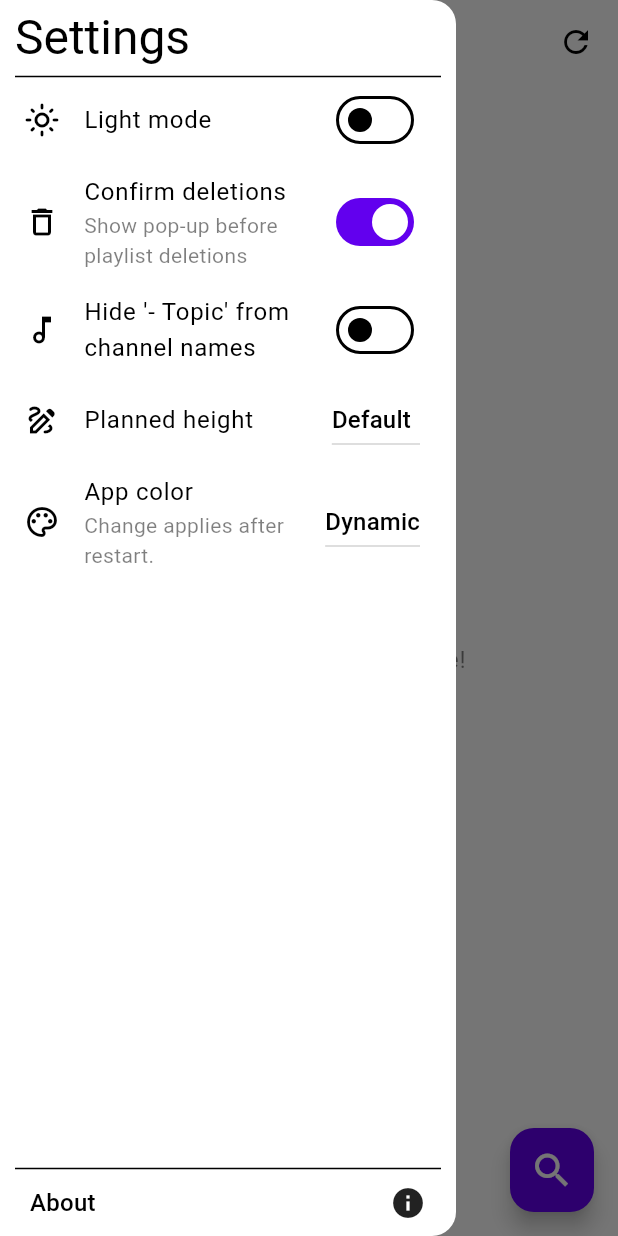
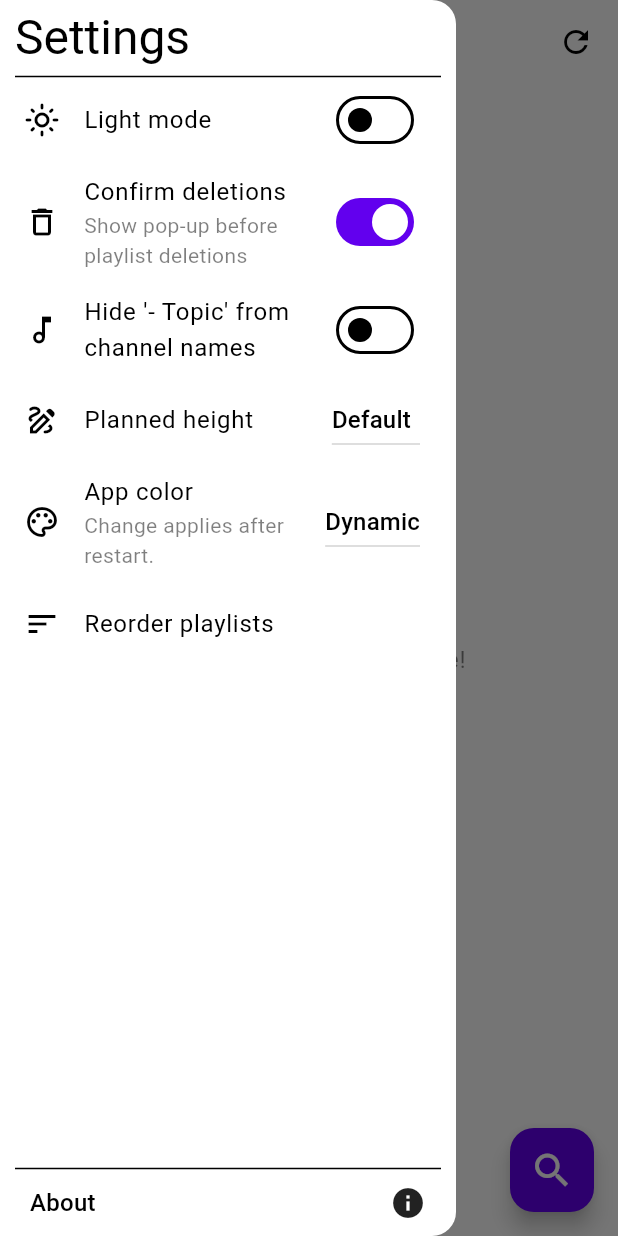
Before and after one commit to Crash285github/yt_playlists_plus, a Flutter app: the screen it shows after launch, with the side drawer open, on a phone screen of 412 x 824 dp. Run offline on Flutter 3.47's test engine with Material 2 defaults, Android fonts, the phone set to English and light mode, and no system bars; our stand-ins replace cached_network_image, shared_preferences, timeago; missing offline and left inert: youtube_explode_dart.

Commit message:
24 reorder playlists (#90)
* Planned size setting only available on mobile

* fix for reorder alignment issue

* Playlists are now reorderable

* search circular progress doesnt show progress anymore

* empty planned text positioned

* playlists cant be reordered by default, it ruins scroll

* added setting to reorder

* reorder qol

* more reorder qol

```diff
--- a/lib/pages/home_page/body.dart
+++ b/lib/pages/home_page/body.dart
@@ -4,6 +4,7 @@ import 'package:yt_playlists_plus/pages/home_page/appbar.dart';
 import 'package:yt_playlists_plus/pages/home_page/empty.dart';
 import 'package:yt_playlists_plus/pages/home_page/playlists.dart';
 import 'package:yt_playlists_plus/persistence/persistence.dart';
+import 'package:yt_playlists_plus/widgets/bottom_padding.dart';
 
 class HomePageBody extends StatelessWidget {
   const HomePageBody({super.key});
@@ -17,7 +18,10 @@ class HomePageBody extends StatelessWidget {
         const HomePageAppBar(),
         Persistence.playlists.isEmpty
             ? const HomePageEmpty()
-            : const HomePagePlaylists()
+            : const HomePagePlaylists(),
+        Persistence.playlists.isEmpty
+            ? const SliverToBoxAdapter(child: SizedBox.shrink())
+            : const SliverToBoxAdapter(child: BottomPadding())
       ],
     );
   }
--- /dev/null
+++ b/lib/pages/home_page/drawer/settings.dart/reorder.dart
@@ -0,0 +1,18 @@
+import 'package:flutter/material.dart';
+import 'package:yt_playlists_plus/persistence/persistence.dart';
+
+class ReorderPlaylistsSetting extends StatelessWidget {
+  const ReorderPlaylistsSetting({super.key});
+
+  @override
+  Widget build(BuildContext context) {
+    return ListTile(
+      title: const Text("Reorder playlists"),
+      leading: const Icon(Icons.sort),
+      onTap: () {
+        Navigator.of(context).pop();
+        Persistence.enableReorder();
+      },
+    );
+  }
+}
--- a/lib/pages/home_page/drawer/settings.dart/settings_list.dart
+++ b/lib/pages/home_page/drawer/settings.dart/settings_list.dart
@@ -1,8 +1,11 @@
+import 'dart:io';
+
 import 'package:flutter/material.dart';
 import 'package:yt_playlists_plus/pages/home_page/drawer/settings.dart/color.dart';
 import 'package:yt_playlists_plus/pages/home_page/drawer/settings.dart/confirm_delete.dart';
 import 'package:yt_playlists_plus/pages/home_page/drawer/settings.dart/hide_topics.dart';
 import 'package:yt_playlists_plus/pages/home_page/drawer/settings.dart/initial_planned_size.dart';
+import 'package:yt_playlists_plus/pages/home_page/drawer/settings.dart/reorder.dart';
 import 'package:yt_playlists_plus/pages/home_page/drawer/settings.dart/theme.dart';
 
 class Settings extends StatelessWidget {
@@ -11,12 +14,15 @@ class Settings extends StatelessWidget {
   @override
   Widget build(BuildContext context) {
     return ListView(
-      children: const [
-        ThemeSwitch(),
-        ConfirmDeleteSwitch(),
-        HideTopicsSwitch(),
-        InitialPlannedSizeSetting(),
-        ColorSetting(),
+      children: [
+        const ThemeSwitch(),
+        const ConfirmDeleteSwitch(),
+        const HideTopicsSwitch(),
+        Platform.isAndroid
+            ? const InitialPlannedSizeSetting()
+            : const SizedBox.shrink(),
+        const ColorSetting(),
+        const ReorderPlaylistsSetting(),
       ],
     );
   }
--- a/lib/pages/home_page/home_page.dart
+++ b/lib/pages/home_page/home_page.dart
@@ -1,17 +1,23 @@
 import 'package:flutter/material.dart';
+import 'package:provider/provider.dart';
+import 'package:yt_playlists_plus/pages/home_page/disable_reorder_button.dart';
 import 'package:yt_playlists_plus/pages/home_page/drawer/drawer.dart';
 import 'package:yt_playlists_plus/pages/home_page/body.dart';
 import 'package:yt_playlists_plus/pages/home_page/search_button.dart';
+import 'package:yt_playlists_plus/persistence/persistence.dart';
 
 class HomePage extends StatelessWidget {
   const HomePage({super.key});
 
   @override
   Widget build(BuildContext context) {
-    return const Scaffold(
-      drawer: HomePageDrawer(),
-      body: HomePageBody(),
-      floatingActionButton: HomePageSearchButton(),
+    Provider.of<Persistence>(context);
+    return Scaffold(
+      drawer: const HomePageDrawer(),
+      body: const HomePageBody(),
+      floatingActionButton: Persistence.canReorder
+          ? const DisableReorderButton()
+          : const HomePageSearchButton(),
     );
   }
 }
--- a/lib/persistence/persistence.dart
+++ b/lib/persistence/persistence.dart
@@ -20,15 +20,15 @@ class Persistence with ChangeNotifier {
   ///The currently stored Playlists
   ///
   ///Requires Persistence.load() to get the data
-  static Set<Playlist> get playlists => _playlists;
-  static Set<Playlist> _playlists = {}; //private representation
+  static List<Playlist> get playlists => _playlists;
+  static List<Playlist> _playlists = []; //private representation
 
   ///Adds a `Playlist` item to the Persistent storage, and alerts listeners
   ///
   ///Doesn't save on it's own
   static void addPlaylist(Playlist item) {
     if (_playlists.contains(item)) {
-      //playlist videos can be different, == only checks ids
+      //? playlist videos can be different, == only checks ids
       _playlists.remove(item);
     }
 
@@ -45,6 +45,19 @@ class Persistence with ChangeNotifier {
   }
 
   //#endregion
+
+  static bool _canReorder = false;
+  static bool get canReorder => _canReorder;
+
+  static void enableReorder() {
+    _canReorder = true;
+    _instance.notifyListeners();
+  }
+
+  static void disableReorder() {
+    _canReorder = false;
+    _instance.notifyListeners();
+  }
 
   ///Whether to show a confirmation dialog before deleting playlists
   static bool confirmDeletions = true;
@@ -84,7 +97,7 @@ class Persistence with ChangeNotifier {
     //? playlists
     List<String> val = prefs.getStringList('playlists') ?? [];
     if (val.isEmpty) return;
-    _playlists = val.map((e) => Playlist.fromJson(jsonDecode(e))).toSet();
+    _playlists = val.map((e) => Playlist.fromJson(jsonDecode(e))).toList();
     _instance.notifyListeners();
   }
 
--- a/lib/widgets/playlist/details.dart
+++ b/lib/widgets/playlist/details.dart
@@ -13,6 +13,7 @@ class PlaylistDetails extends StatelessWidget {
     return Flexible(
       child: Column(
         crossAxisAlignment: CrossAxisAlignment.start,
+        mainAxisAlignment: MainAxisAlignment.center,
         children: [
           //? title
           Tooltip(
```
Also changed, not shown: lib/pages/home_page/appbar.dart (+9 -3 lines), lib/pages/home_page/disable_reorder_button.dart (added, +18 -0 lines), lib/pages/home_page/playlists.dart (+34 -19 lines), lib/pages/playlist_page/tabs/more/planned/empty.dart (+11 -7 lines), lib/pages/search_page/search_bar.dart (+1 -12 lines), lib/widgets/playlist/status.dart (+9 -6 lines), lib/widgets/playlist/widget.dart (+11 -7 lines).
